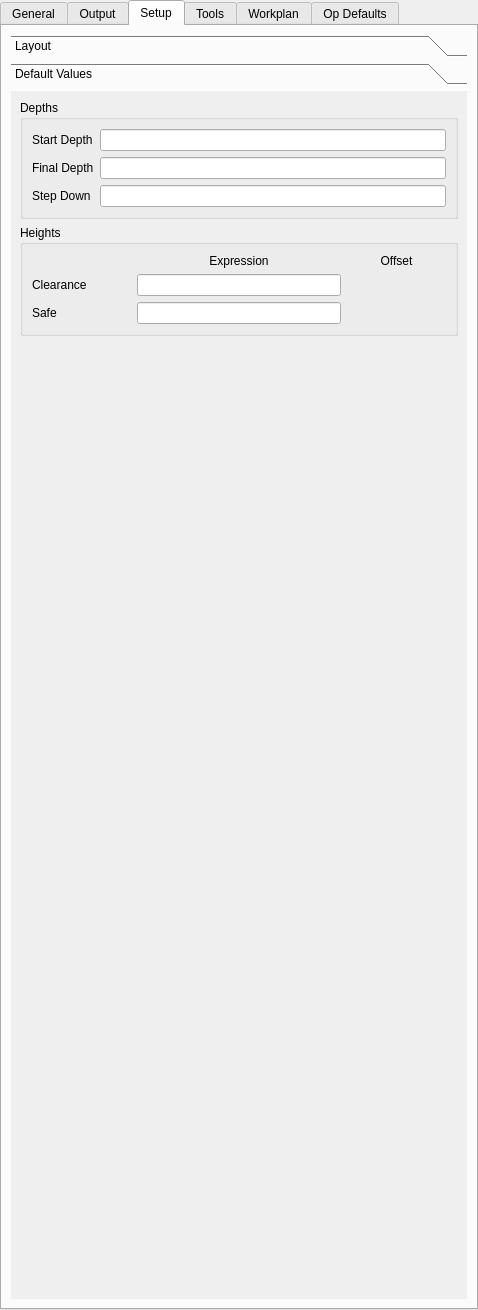
First picture: the form in src/Mod/Path/Gui/Resources/panels/PathEdit.ui, repository berndhahnebach/All_FreeCAD, before the edit.
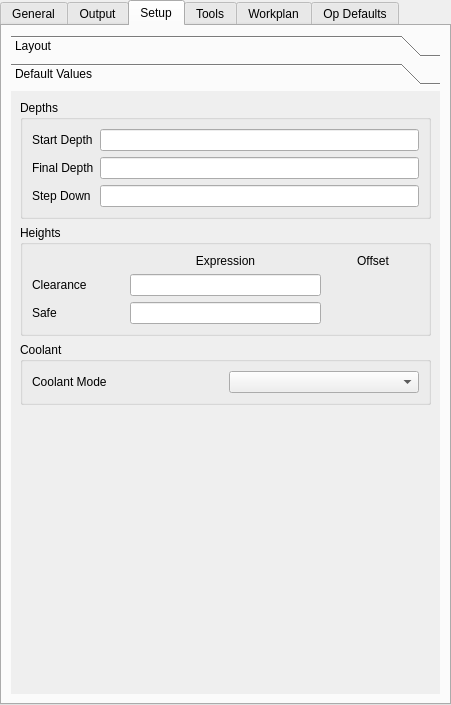
Second picture: the form after the edit. The open tabs and pages were chosen to show the change. Icons and pictures are not drawn. Custom widgets are drawn as their Qt base class.

Commit message: Handle setting the coolant mode on the job ui

```diff
--- a/src/Mod/Path/Gui/Resources/panels/PathEdit.ui
+++ b/src/Mod/Path/Gui/Resources/panels/PathEdit.ui
@@ -6,8 +6,8 @@
    <rect>
     <x>0</x>
     <y>0</y>
-    <width>478</width>
-    <height>1310</height>
+    <width>451</width>
+    <height>705</height>
    </rect>
   </property>
   <property name="windowTitle">
@@ -989,15 +989,15 @@
         <rect>
          <x>0</x>
          <y>0</y>
-         <width>204</width>
-         <height>266</height>
+         <width>429</width>
+         <height>588</height>
         </rect>
        </property>
        <attribute name="label">
         <string>Default Values</string>
        </attribute>
-       <layout class="QVBoxLayout" name="verticalLayout_10">
-        <item>
+       <layout class="QGridLayout" name="gridLayout_13">
+        <item row="0" column="0">
          <widget class="QGroupBox" name="groupBox">
           <property name="title">
            <string>Depths</string>
@@ -1048,7 +1048,7 @@
           </layout>
          </widget>
         </item>
-        <item>
+        <item row="1" column="0">
          <widget class="QGroupBox" name="groupBox_2">
           <property name="title">
            <string>Heights</string>
@@ -1119,7 +1119,26 @@
           </layout>
          </widget>
         </item>
-        <item>
+        <item row="2" column="0">
+         <widget class="QGroupBox" name="groupBox_8">
+          <property name="title">
+           <string>Coolant</string>
+          </property>
+          <layout class="QGridLayout" name="gridLayout_12">
+           <item row="0" column="0">
+            <widget class="QLabel" name="label_17">
+             <property name="text">
+              <string>Coolant Mode</string>
+             </property>
+            </widget>
+           </item>
+           <item row="0" column="1">
+            <widget class="QComboBox" name="setupCoolantMode"/>
+           </item>
+          </layout>
+         </widget>
+        </item>
+        <item row="3" column="0">
          <spacer name="verticalSpacer_5">
           <property name="orientation">
            <enum>Qt::Vertical</enum>
```
Left out of the diff: 28 changed lines with no effect on the pictures. The commit also changes 1 other file.
